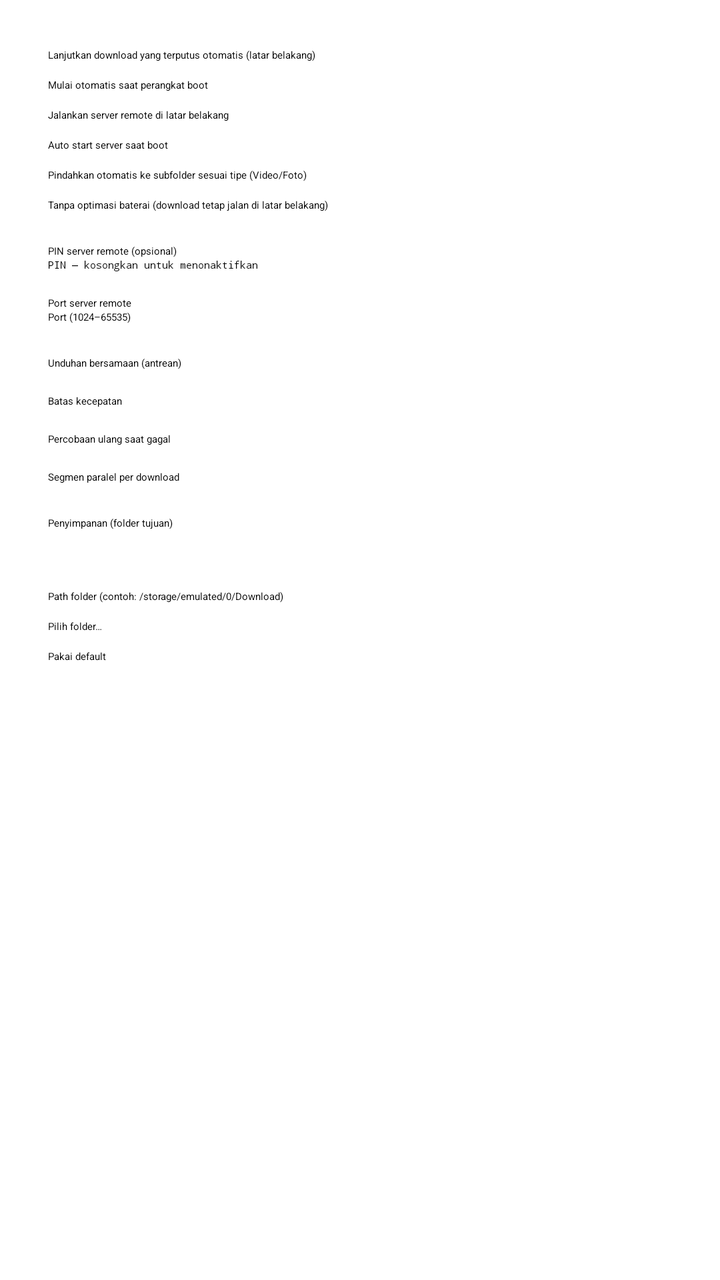
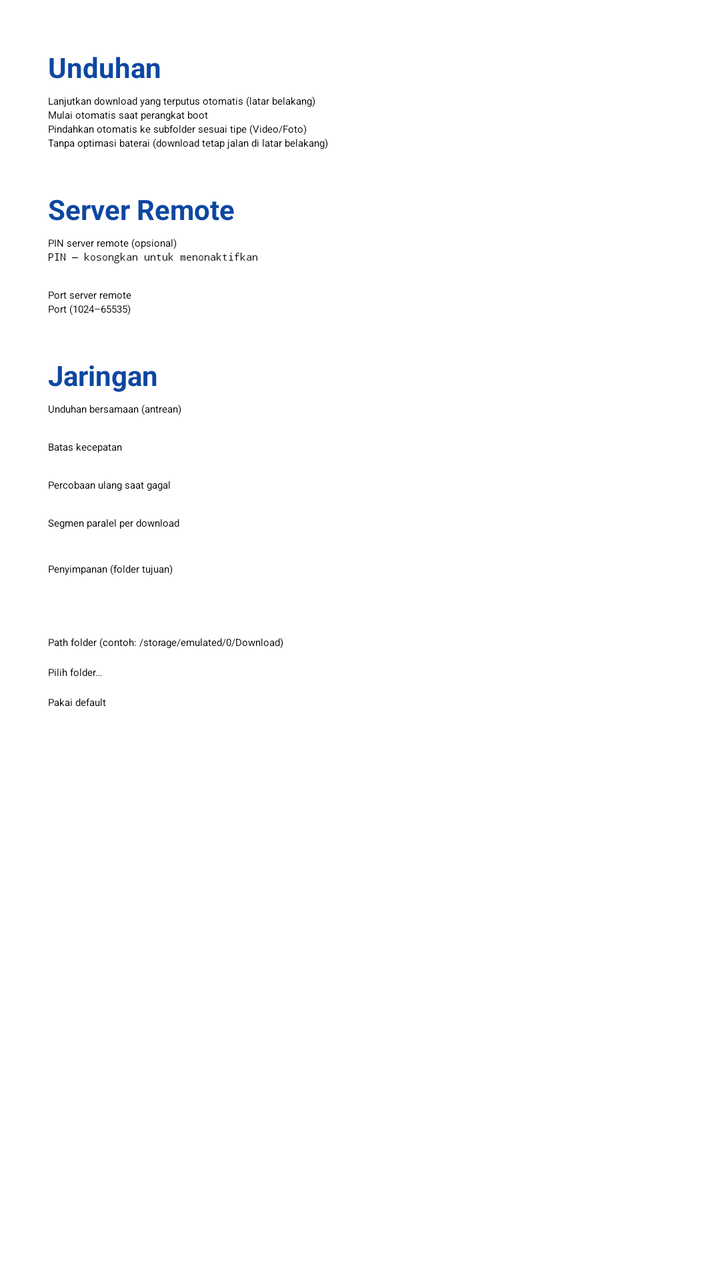

Screens rendered from an Android XML layout before and after an edit, with the pre-edit source and the edit as a unified diff.
<!-- AndroidManifest.xml: application theme Theme.HttpDownloadManager.Splash -->
<!-- res/layout/dialog_settings.xml -->
<?xml version="1.0" encoding="utf-8"?>
<ScrollView xmlns:android="http://schemas.android.com/apk/res/android"
    android:layout_width="match_parent"
    android:layout_height="match_parent"
    android:fillViewport="true">

    <LinearLayout
        android:layout_width="match_parent"
        android:layout_height="wrap_content"
        android:orientation="vertical"
        android:paddingHorizontal="24dp"
        android:paddingTop="24dp">

    <CheckBox
        android:id="@+id/check_background"
        android:layout_width="match_parent"
        android:layout_height="wrap_content"
        android:text="@string/settings_background" />

    <CheckBox
        android:id="@+id/check_autostart"
        android:layout_width="match_parent"
        android:layout_height="wrap_content"
        android:layout_marginTop="8dp"
        android:text="@string/settings_autostart" />

    <CheckBox
        android:id="@+id/check_server_background"
        android:layout_width="match_parent"
        android:layout_height="wrap_content"
        android:layout_marginTop="8dp"
        android:text="@string/settings_server_background" />

    <CheckBox
        android:id="@+id/check_server_autostart"
        android:layout_width="match_parent"
        android:layout_height="wrap_content"
        android:layout_marginTop="8dp"
        android:text="@string/settings_server_autostart" />

    <CheckBox
        android:id="@+id/check_auto_sort"
        android:layout_width="match_parent"
        android:layout_height="wrap_content"
        android:layout_marginTop="8dp"
        android:text="@string/settings_auto_sort" />

    <CheckBox
        android:id="@+id/check_battery"
        android:layout_width="match_parent"
        android:layout_height="wrap_content"
        android:layout_marginTop="8dp"
        android:text="@string/settings_battery" />

    <TextView
        android:layout_width="match_parent"
        android:layout_height="wrap_content"
        android:layout_marginTop="16dp"
        android:text="@string/settings_pin_label"
        android:textAppearance="?attr/textAppearanceBodyMedium" />

    <EditText
        android:id="@+id/input_pin"
        android:layout_width="match_parent"
        android:layout_height="wrap_content"
        android:hint="@string/settings_pin_hint"
        android:inputType="numberPassword"
        android:maxLength="10" />

    <TextView
        android:layout_width="match_parent"
        android:layout_height="wrap_content"
        android:layout_marginTop="12dp"
        android:text="@string/settings_port_label"
        android:textAppearance="?attr/textAppearanceBodyMedium" />

    <EditText
        android:id="@+id/input_port"
        android:layout_width="match_parent"
        android:layout_height="wrap_content"
        android:hint="@string/settings_port_hint"
        android:importantForAutofill="no"
        android:inputType="number" />

    <TextView
        android:layout_width="match_parent"
        android:layout_height="wrap_content"
        android:layout_marginTop="16dp"
        android:text="@string/settings_concurrent"
        android:textAppearance="?attr/textAppearanceBodyMedium" />

    <Spinner
        android:id="@+id/spinner_concurrent"
        android:layout_width="match_parent"
        android:layout_height="wrap_content" />

    <TextView
        android:layout_width="match_parent"
        android:layout_height="wrap_content"
        android:layout_marginTop="12dp"
        android:text="@string/settings_speed_limit"
        android:textAppearance="?attr/textAppearanceBodyMedium" />

    <Spinner
        android:id="@+id/spinner_speed"
        android:layout_width="match_parent"
        android:layout_height="wrap_content" />

    <TextView
        android:layout_width="match_parent"
        android:layout_height="wrap_content"
        android:layout_marginTop="12dp"
        android:text="@string/settings_retry"
        android:textAppearance="?attr/textAppearanceBodyMedium" />

    <Spinner
        android:id="@+id/spinner_retry"
        android:layout_width="match_parent"
        android:layout_height="wrap_content" />

    <TextView
        android:layout_width="match_parent"
        android:layout_height="wrap_content"
        android:layout_marginTop="12dp"
        android:text="@string/settings_segments"
        android:textAppearance="?attr/textAppearanceBodyMedium" />

    <Spinner
        android:id="@+id/spinner_segments"
        android:layout_width="match_parent"
        android:layout_height="wrap_content" />

    <include
        android:id="@+id/storage_section"
        layout="@layout/view_storage_section" />
    </LinearLayout>
</ScrollView>
<!-- res/layout/view_storage_section.xml (included above) -->
<?xml version="1.0" encoding="utf-8"?>
<LinearLayout xmlns:android="http://schemas.android.com/apk/res/android"
    android:layout_width="match_parent"
    android:layout_height="wrap_content"
    android:orientation="vertical">

    <TextView
        android:layout_width="match_parent"
        android:layout_height="wrap_content"
        android:layout_marginTop="16dp"
        android:text="@string/settings_storage_label"
        android:textAppearance="?attr/textAppearanceBodyMedium" />

    <TextView
        android:id="@+id/current_storage"
        android:layout_width="match_parent"
        android:layout_height="wrap_content"
        android:layout_marginTop="4dp"
        android:textColor="@color/text_secondary"
        android:textSize="13sp" />

    <EditText
        android:id="@+id/input_storage_path"
        android:layout_width="match_parent"
        android:layout_height="wrap_content"
        android:layout_marginTop="8dp"
        android:hint="@string/storage_text_folder_hint"
        android:importantForAutofill="no"
        android:inputType="text"
        android:maxLines="2" />

    <Button
        android:id="@+id/btn_pick_storage"
        android:layout_width="match_parent"
        android:layout_height="wrap_content"
        android:layout_marginTop="8dp"
        android:text="@string/storage_choose_folder" />

    <Button
        android:id="@+id/btn_reset_storage"
        android:layout_width="match_parent"
        android:layout_height="wrap_content"
        android:layout_marginTop="8dp"
        android:text="@string/storage_use_default" />
</LinearLayout>
<!-- resources referenced by this layout -->
<resources>
  <color name="text_secondary">#757575</color>
  <string name="settings_auto_sort">Pindahkan otomatis ke subfolder sesuai tipe (Video/Foto)</string>
  <string name="settings_autostart">Mulai otomatis saat perangkat boot</string>
  <string name="settings_background">Lanjutkan download yang terputus otomatis (latar belakang)</string>
  <string name="settings_battery">Tanpa optimasi baterai (download tetap jalan di latar belakang)</string>
  <string name="settings_concurrent">Unduhan bersamaan (antrean)</string>
  <string name="settings_pin_hint">PIN — kosongkan untuk menonaktifkan</string>
  <string name="settings_pin_label">PIN server remote (opsional)</string>
  <string name="settings_port_hint">Port (1024–65535)</string>
  <string name="settings_port_label">Port server remote</string>
  <string name="settings_retry">Percobaan ulang saat gagal</string>
  <string name="settings_segments">Segmen paralel per download</string>
  <string name="settings_server_autostart">Auto start server saat boot</string>
  <string name="settings_server_background">Jalankan server remote di latar belakang</string>
  <string name="settings_speed_limit">Batas kecepatan</string>
  <string name="settings_storage_label">Penyimpanan (folder tujuan)</string>
  <string name="storage_choose_folder">Pilih folder…</string>
  <string name="storage_text_folder_hint">Path folder (contoh: /storage/emulated/0/Download)</string>
  <string name="storage_use_default">Pakai default</string>
  <style name="Theme.HttpDownloadManager.Splash" parent="Theme.SplashScreen">
          <item name="windowSplashScreenBackground">@color/primary</item>
          <item name="windowSplashScreenAnimatedIcon">@drawable/ic_splash</item>
          <item name="postSplashScreenTheme">@style/Theme.HttpDownloadManager</item>
      </style>
  <color name="primary">#0D47A1</color>
  <!-- drawable ic_splash (drawable) -->
  <?xml version="1.0" encoding="utf-8"?>
  <vector xmlns:android="http://schemas.android.com/apk/res/android"
      android:width="108dp"
      android:height="108dp"
      android:viewportWidth="108"
      android:viewportHeight="108">
      <path
          android:fillColor="#FFFFFF"
          android:pathData="M48,40 h12 v16 h-12 z" />
      <path
          android:fillColor="#FFFFFF"
          android:pathData="M40,56 h28 l-14,16 z" />
      <path
          android:fillColor="#FFFFFF"
          android:pathData="M42,80 h24 v4 h-24 z" />
  </vector>
  <style name="Theme.HttpDownloadManager" parent="Theme.Material3.DayNight.NoActionBar">
          <item name="colorPrimary">@color/primary</item>
          <item name="colorPrimaryDark">@color/primary_dark</item>
          <item name="colorAccent">@color/accent</item>
      </style>
  <color name="primary_dark">#002171</color>
  <color name="accent">#FF6F00</color>
</resources>

<!-- the commit's change to res/layout/dialog_settings.xml (unified diff, before → after) -->
@@ -11,128 +11,138 @@
         android:paddingHorizontal="24dp"
         android:paddingTop="24dp">
 
-    <CheckBox
-        android:id="@+id/check_background"
-        android:layout_width="match_parent"
-        android:layout_height="wrap_content"
-        android:text="@string/settings_background" />
+        <TextView
+            android:layout_width="match_parent"
+            android:layout_height="wrap_content"
+            android:text="@string/settings_section_download"
+            android:textColor="@color/primary"
+            android:textSize="14sp"
+            android:textStyle="bold" />
 
-    <CheckBox
-        android:id="@+id/check_autostart"
-        android:layout_width="match_parent"
-        android:layout_height="wrap_content"
-        android:layout_marginTop="8dp"
-        android:text="@string/settings_autostart" />
+        <CheckBox
+            android:id="@+id/check_background"
+            android:layout_width="match_parent"
+            android:layout_height="wrap_content"
+            android:layout_marginTop="4dp"
+            android:text="@string/settings_background" />
 
-    <CheckBox
-        android:id="@+id/check_server_background"
-        android:layout_width="match_parent"
-        android:layout_height="wrap_content"
-        android:layout_marginTop="8dp"
-        android:text="@string/settings_server_background" />
+        <CheckBox
+            android:id="@+id/check_autostart"
+            android:layout_width="match_parent"
+            android:layout_height="wrap_content"
+            android:text="@string/settings_autostart" />
 
-    <CheckBox
-        android:id="@+id/check_server_autostart"
-        android:layout_width="match_parent"
-        android:layout_height="wrap_content"
-        android:layout_marginTop="8dp"
-        android:text="@string/settings_server_autostart" />
+        <CheckBox
+            android:id="@+id/check_auto_sort"
+            android:layout_width="match_parent"
+            android:layout_height="wrap_content"
+            android:text="@string/settings_auto_sort" />
 
-    <CheckBox
-        android:id="@+id/check_auto_sort"
-        android:layout_width="match_parent"
-        android:layout_height="wrap_content"
-        android:layout_marginTop="8dp"
-        android:text="@string/settings_auto_sort" />
+        <CheckBox
+            android:id="@+id/check_battery"
+            android:layout_width="match_parent"
+            android:layout_height="wrap_content"
+            android:text="@string/settings_battery" />
 
-    <CheckBox
-        android:id="@+id/check_battery"
-        android:layout_width="match_parent"
-        android:layout_height="wrap_content"
-        android:layout_marginTop="8dp"
-        android:text="@string/settings_battery" />
+        <TextView
+            android:layout_width="match_parent"
+            android:layout_height="wrap_content"
+            android:layout_marginTop="20dp"
+            android:text="@string/settings_section_server"
+            android:textColor="@color/primary"
+            android:textSize="14sp"
+            android:textStyle="bold" />
 
-    <TextView
-        android:layout_width="match_parent"
-        android:layout_height="wrap_content"
-        android:layout_marginTop="16dp"
-        android:text="@string/settings_pin_label"
-        android:textAppearance="?attr/textAppearanceBodyMedium" />
+        <TextView
+            android:layout_width="match_parent"
+            android:layout_height="wrap_content"
+            android:layout_marginTop="4dp"
+            android:text="@string/settings_pin_label"
+            android:textAppearance="?attr/textAppearanceBodyMedium" />
 
-    <EditText
-        android:id="@+id/input_pin"
-        android:layout_width="match_parent"
-        android:layout_height="wrap_content"
-        android:hint="@string/settings_pin_hint"
-        android:inputType="numberPassword"
-        android:maxLength="10" />
+        <EditText
+            android:id="@+id/input_pin"
+            android:layout_width="match_parent"
+            android:layout_height="wrap_content"
+            android:hint="@string/settings_pin_hint"
+            android:inputType="numberPassword"
+            android:maxLength="10" />
 
-    <TextView
-        android:layout_width="match_parent"
-        android:layout_height="wrap_content"
-        android:layout_marginTop="12dp"
-        android:text="@string/settings_port_label"
-        android:textAppearance="?attr/textAppearanceBodyMedium" />
+        <TextView
+            android:layout_width="match_parent"
+            android:layout_height="wrap_content"
+            android:layout_marginTop="12dp"
+            android:text="@string/settings_port_label"
+            android:textAppearance="?attr/textAppearanceBodyMedium" />
 
-    <EditText
-        android:id="@+id/input_port"
-        android:layout_width="match_parent"
-        android:layout_height="wrap_content"
-        android:hint="@string/settings_port_hint"
-        android:importantForAutofill="no"
-        android:inputType="number" />
+        <EditText
+            android:id="@+id/input_port"
+            android:layout_width="match_parent"
+            android:layout_height="wrap_content"
+            android:hint="@string/settings_port_hint"
+            android:importantForAutofill="no"
+            android:inputType="number" />
 
-    <TextView
-        android:layout_width="match_parent"
-        android:layout_height="wrap_content"
-        android:layout_marginTop="16dp"
-        android:text="@string/settings_concurrent"
-        android:textAppearance="?attr/textAppearanceBodyMedium" />
+        <TextView
+            android:layout_width="match_parent"
+            android:layout_height="wrap_content"
+            android:layout_marginTop="20dp"
+            android:text="@string/settings_section_network"
+            android:textColor="@color/primary"
+            android:textSize="14sp"
+            android:textStyle="bold" />
 
-    <Spinner
-        android:id="@+id/spinner_concurrent"
-        android:layout_width="match_parent"
-        android:layout_height="wrap_content" />
+        <TextView
+            android:layout_width="match_parent"
+            android:layout_height="wrap_content"
+            android:layout_marginTop="4dp"
+            android:text="@string/settings_concurrent"
+            android:textAppearance="?attr/textAppearanceBodyMedium" />
 
-    <TextView
-        android:layout_width="match_parent"
-        android:layout_height="wrap_content"
-        android:layout_marginTop="12dp"
-        android:text="@string/settings_speed_limit"
-        android:textAppearance="?attr/textAppearanceBodyMedium" />
+        <Spinner
+            android:id="@+id/spinner_concurrent"
+            android:layout_width="match_parent"
+            android:layout_height="wrap_content" />
 
-    <Spinner
-        android:id="@+id/spinner_speed"
-        android:layout_width="match_parent"
-        android:layout_height="wrap_content" />
+        <TextView
+            android:layout_width="match_parent"
+            android:layout_height="wrap_content"
+            android:layout_marginTop="12dp"
+            android:text="@string/settings_speed_limit"
+            android:textAppearance="?attr/textAppearanceBodyMedium" />
 
-    <TextView
-        android:layout_width="match_parent"
-        android:layout_height="wrap_content"
-        android:layout_marginTop="12dp"
-        android:text="@string/settings_retry"
-        android:textAppearance="?attr/textAppearanceBodyMedium" />
+        <Spinner
+            android:id="@+id/spinner_speed"
+            android:layout_width="match_parent"
+            android:layout_height="wrap_content" />
 
-    <Spinner
-        android:id="@+id/spinner_retry"
-        android:layout_width="match_parent"
-        android:layout_height="wrap_content" />
+        <TextView
+            android:layout_width="match_parent"
+            android:layout_height="wrap_content"
+            android:layout_marginTop="12dp"
+            android:text="@string/settings_retry"
+            android:textAppearance="?attr/textAppearanceBodyMedium" />
 
-    <TextView
-        android:layout_width="match_parent"
-        android:layout_height="wrap_content"
-        android:layout_marginTop="12dp"
-        android:text="@string/settings_segments"
-        android:textAppearance="?attr/textAppearanceBodyMedium" />
+        <Spinner
+            android:id="@+id/spinner_retry"
+            android:layout_width="match_parent"
+            android:layout_height="wrap_content" />
 
-    <Spinner
-        android:id="@+id/spinner_segments"
-        android:layout_width="match_parent"
-        android:layout_height="wrap_content" />
+        <TextView
+            android:layout_width="match_parent"
+            android:layout_height="wrap_content"
+            android:layout_marginTop="12dp"
+            android:text="@string/settings_segments"
+            android:textAppearance="?attr/textAppearanceBodyMedium" />
 
-    <include
-        android:id="@+id/storage_section"
-        layout="@layout/view_storage_section" />
+        <Spinner
+            android:id="@+id/spinner_segments"
+            android:layout_width="match_parent"
+            android:layout_height="wrap_content" />
+
+        <include
+            android:id="@+id/storage_section"
+            layout="@layout/view_storage_section" />
     </LinearLayout>
 </ScrollView>
 <!-- res/layout/view_storage_section.xml (included above) -->
<!-- resource entries referenced after the edit -->
@@ -11,9 +11,10 @@
   <string name="settings_port_hint">Port (1024–65535)</string>
   <string name="settings_port_label">Port server remote</string>
   <string name="settings_retry">Percobaan ulang saat gagal</string>
+  <string name="settings_section_download">Unduhan</string>
+  <string name="settings_section_network">Jaringan</string>
+  <string name="settings_section_server">Server Remote</string>
   <string name="settings_segments">Segmen paralel per download</string>
-  <string name="settings_server_autostart">Auto start server saat boot</string>
-  <string name="settings_server_background">Jalankan server remote di latar belakang</string>
   <string name="settings_speed_limit">Batas kecepatan</string>
   <string name="settings_storage_label">Penyimpanan (folder tujuan)</string>
   <string name="storage_choose_folder">Pilih folder…</string>
